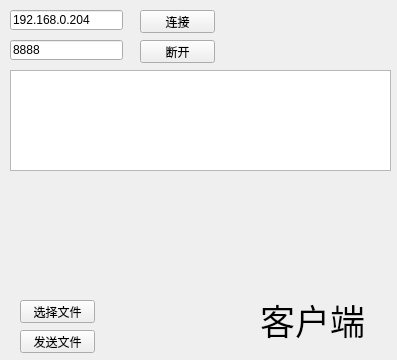
This is ClientIAP/widget.ui in yujinmm/QTCode as Qt 5 draws it before an edit. The edited form follows.
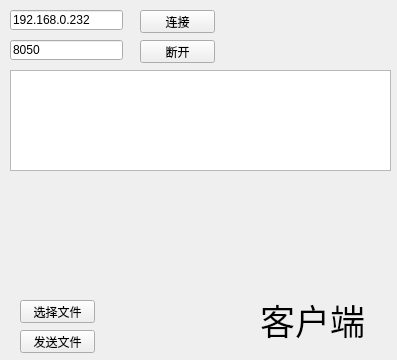
This is the edited form.

What changed in the file:
```diff
--- a/ClientIAP/widget.ui
+++ b/ClientIAP/widget.ui
@@ -84,7 +84,7 @@
     </rect>
    </property>
    <property name="text">
-    <string>192.168.0.204</string>
+    <string>192.168.0.232</string>
    </property>
   </widget>
   <widget class="QLineEdit" name="Port_IE">
@@ -97,7 +97,7 @@
     </rect>
    </property>
    <property name="text">
-    <string>8888</string>
+    <string>8050</string>
    </property>
   </widget>
   <widget class="QPushButton" name="Connect_PBT">
```
